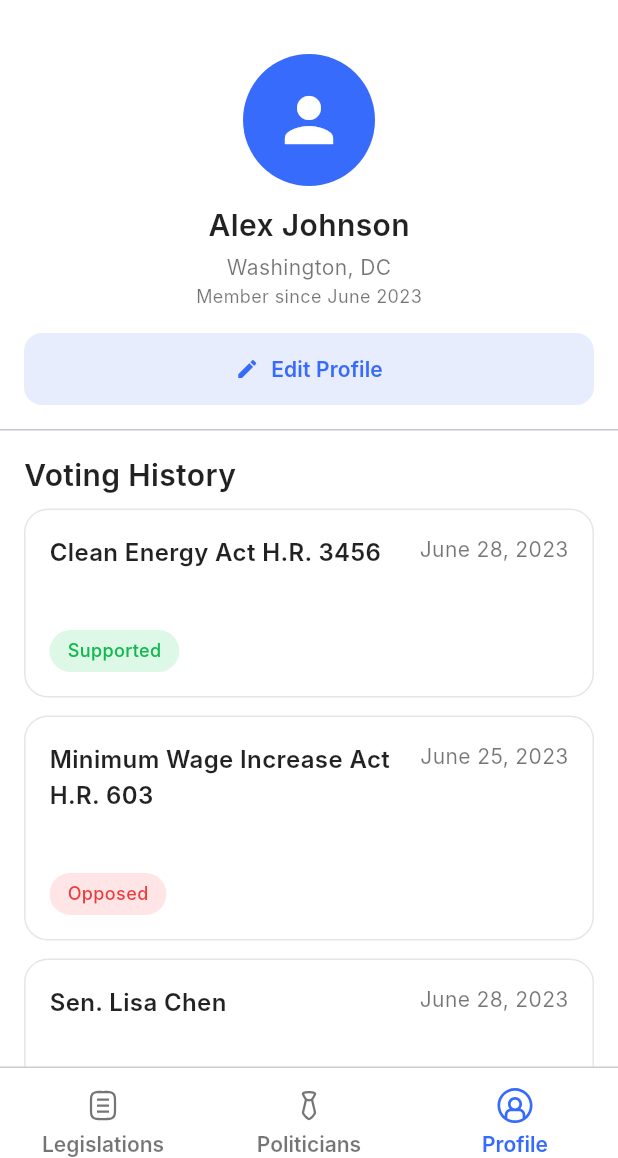
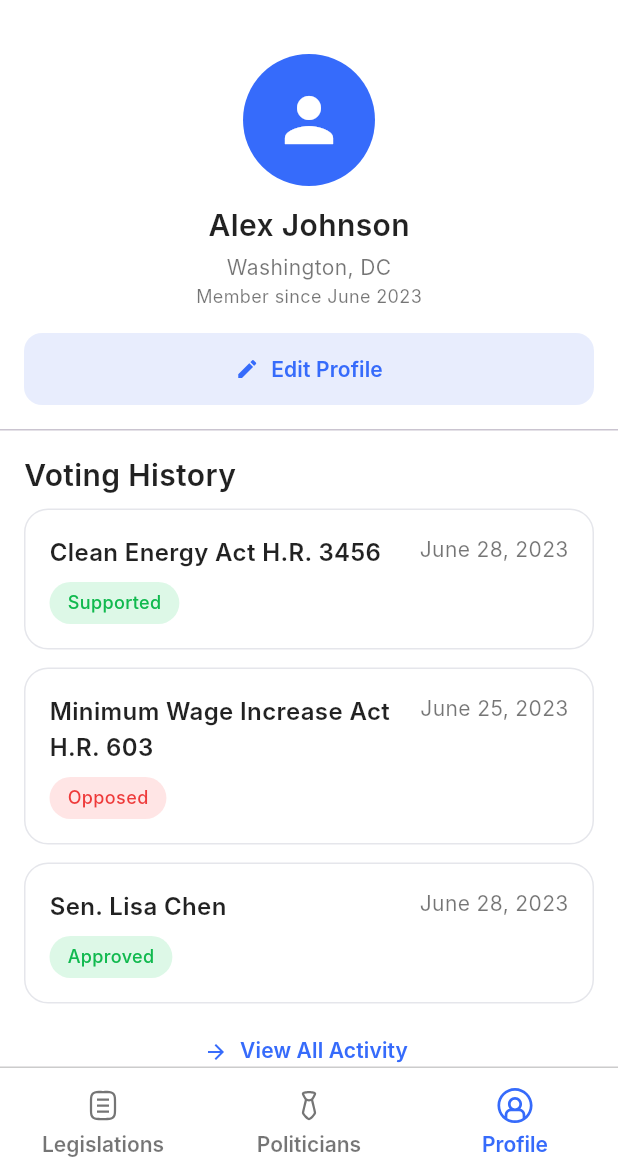
Before and after one commit to Asad422/Pulse, a Flutter app: the screen it shows after launch, on a phone screen of 412 x 824 dp, the part 78-1236 px from its top. Run offline on Flutter 3.47's test engine with Material 3 defaults, Android fonts, the phone set to English and light mode, and no system bars; our stand-ins replace device_preview, flutter_svg, go_router; Roboto replaces fonts that are missing (Inter).

```diff
--- a/lib/core/widgets/promise_card.dart
+++ b/lib/core/widgets/promise_card.dart
@@ -9,7 +9,7 @@ class PromiseCard extends StatelessWidget {
     super.key,
     required this.title,
     required this.dateText,
-    required this.body,
+    this.body,
     required this.status,
     this.statusText,
     this.subtitle,
@@ -19,7 +19,7 @@ class PromiseCard extends StatelessWidget {
   final String title;
   final String? subtitle;
   final String dateText;
-  final String body;
+  final String? body;
   final PromiseStatus status;
   final String? statusText;
   final VoidCallback? onTap;
@@ -64,8 +64,11 @@ class PromiseCard extends StatelessWidget {
                 ],
               ),
               const SizedBox(height: 8),
-              Text(body, style: AppTextStyles.paragraphP2),
+              if (body != null )...[
+              Text(body!, style: AppTextStyles.paragraphP2),
               const SizedBox(height: 12),
+              ],
+
               _StatusChip(
                 text: statusText ?? defaultLabel,
                 fg: fg,
--- a/lib/features/profile/presentation/screens/profile_screen.dart
+++ b/lib/features/profile/presentation/screens/profile_screen.dart
@@ -33,7 +33,6 @@ class ProfileScreen extends StatelessWidget {
                 PromiseCard(
                   title: 'Clean Energy Act H.R. 3456',
                   dateText: 'June 28, 2023',
-                  body: '',
                   status: PromiseStatus.kept,
                   statusText: 'Supported',
                 ),
@@ -41,7 +40,6 @@ class ProfileScreen extends StatelessWidget {
                 PromiseCard(
                   title: 'Minimum Wage Increase Act H.R. 603',
                   dateText: 'June 25, 2023',
-                  body: '',
                   status: PromiseStatus.broken,
                   statusText: 'Opposed',
                 ),
@@ -49,7 +47,6 @@ class ProfileScreen extends StatelessWidget {
                 PromiseCard(
                   title: 'Sen. Lisa Chen',
                   dateText: 'June 28, 2023',
-                  body: '',
                   status: PromiseStatus.kept,
                   statusText: 'Approved',
                 ),
```
